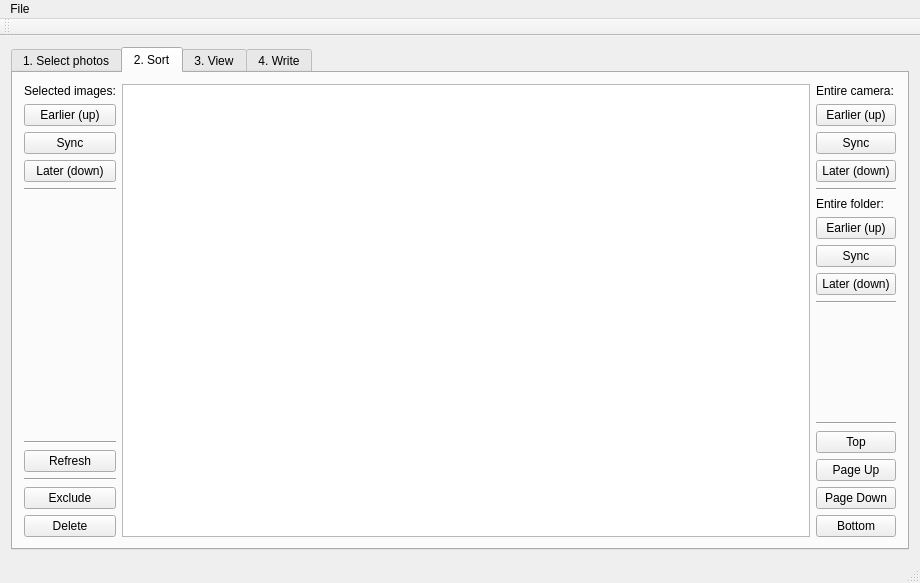
Old version of the form src/mainwindow.ui in the repository tdegeus/chroto.
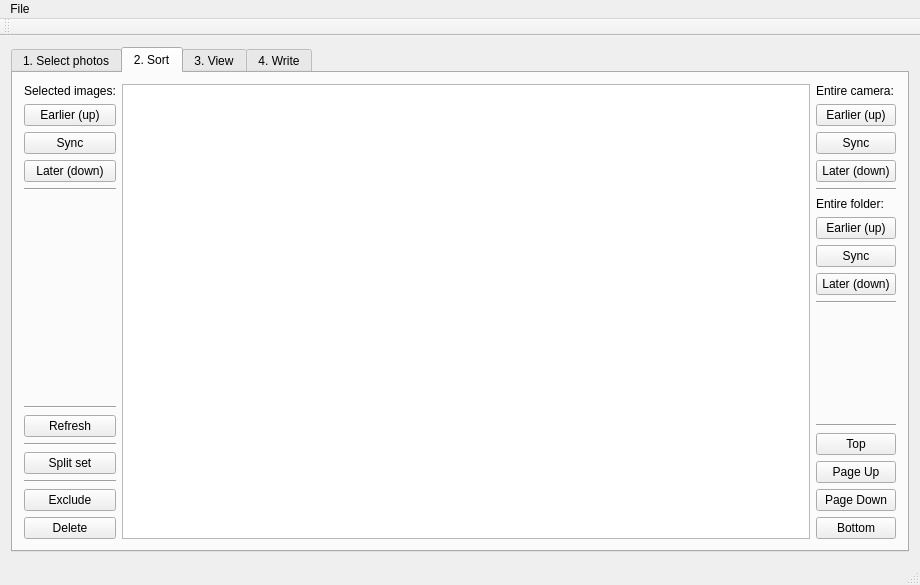
New version of the form. The open tabs and pages were chosen to show the change.

Commit message: Minor upgrade and bugfix: focus on T2, split set, disable buttons on T4

The edit to the form file:
```diff
--- a/src/mainwindow.ui
+++ b/src/mainwindow.ui
@@ -7,7 +7,7 @@
     <x>0</x>
     <y>0</y>
     <width>920</width>
-    <height>583</height>
+    <height>585</height>
    </rect>
   </property>
   <property name="windowTitle">
@@ -847,6 +847,20 @@
             </property>
            </widget>
           </item>
+          <item>
+           <widget class="QPushButton" name="pushButtonT2_newCam">
+            <property name="text">
+             <string>Split set</string>
+            </property>
+           </widget>
+          </item>
+          <item>
+           <widget class="Line" name="line_7">
+            <property name="orientation">
+             <enum>Qt::Horizontal</enum>
+            </property>
+           </widget>
+          </item>
           <item>
            <widget class="QPushButton" name="pushButtonT2i_excl">
             <property name="text">
```
Left out of the diff: 6 changed lines with no effect on the pictures. The commit also changes 2 other files.
